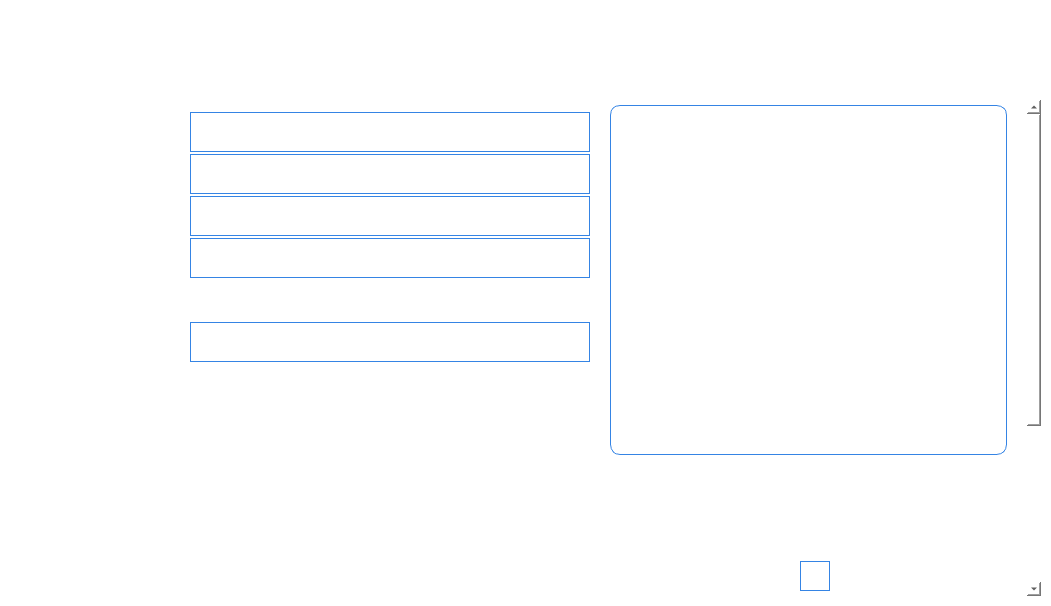
Before: the Qt Designer form forms/Page_5.ui in apollo-k22/FaceAI-Product, drawn with Qt 5.
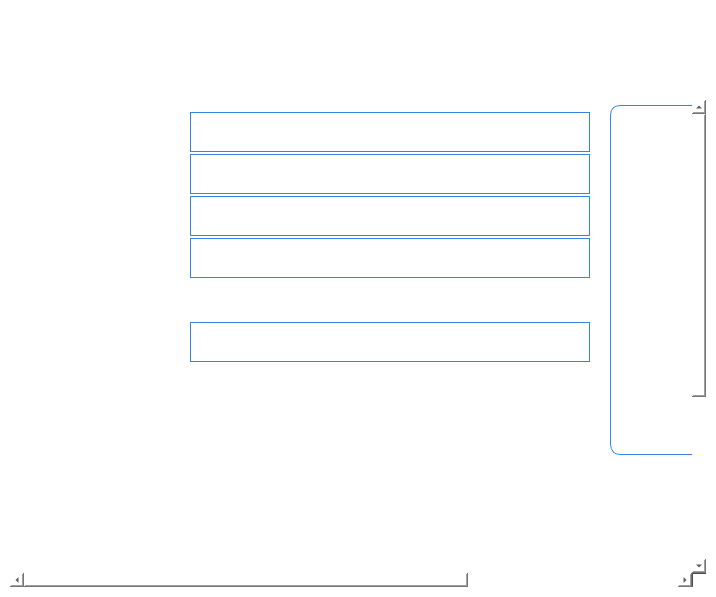
After: the same form once the commit is applied. Icons and pictures are not drawn.

```diff
--- a/forms/Page_5.ui
+++ b/forms/Page_5.ui
@@ -6,8 +6,8 @@
    <rect>
     <x>0</x>
     <y>0</y>
-    <width>1051</width>
-    <height>606</height>
+    <width>716</width>
+    <height>597</height>
    </rect>
   </property>
   <property name="styleSheet">
@@ -246,8 +246,8 @@
         <property name="geometry">
          <rect>
           <x>0</x>
-          <y>-309</y>
-          <width>1012</width>
+          <y>-45</y>
+          <width>1001</width>
           <height>802</height>
          </rect>
         </property>
```
Left out of the diff: 2 changed lines with no effect on the pictures.
